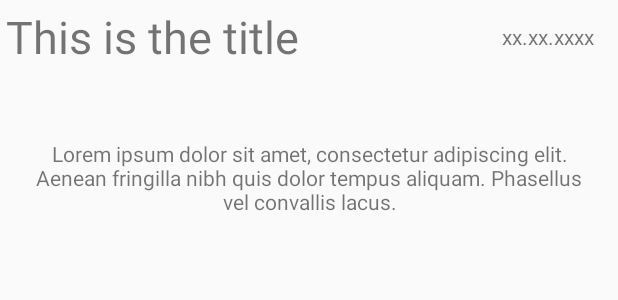
After one commit to MatiCG/SmartConf, an Android app: the layout frag_meetingdesc_layout.xml on its own in the app's theme, with its tools: preview values and no code run, on a phone screen of 412 x 824 dp. The commit adds this screen. Shown: the top 300 px of the screen. Run offline under Robolectric (Android 15) with nearby library versions, the phone set to English and light mode, and no system bars.

Commit message:
[ADD] handle click list meeting creating description meetging screen

```diff
--- a/App-SmartConf/app/src/main/java/epitech/eip/smartconf/Fragments/HomeFragment.kt
+++ b/App-SmartConf/app/src/main/java/epitech/eip/smartconf/Fragments/HomeFragment.kt
@@ -15,6 +15,6 @@ class HomeFragment: BaseFragment() {
         super.onViewCreated(view, savedInstanceState)
 
         list.layoutManager = LinearLayoutManager(context)
-        list.adapter = HomeAdapter(listOf<String>("Test1", "Test2", "Test3"))
+        list.adapter = HomeAdapter(listOf<String>("Test1", "Test2", "Test3"), this)
     }
 }
--- a/App-SmartConf/app/src/main/java/epitech/eip/smartconf/MainActivity.kt
+++ b/App-SmartConf/app/src/main/java/epitech/eip/smartconf/MainActivity.kt
@@ -1,6 +1,5 @@
 package epitech.eip.smartconf
 
-import androidx.appcompat.app.AppCompatActivity
 import android.os.Bundle
 import android.view.MenuItem
 import com.google.android.material.bottomnavigation.BottomNavigationView
--- /dev/null
+++ b/App-SmartConf/app/src/main/res/layout/frag_meetingdesc_layout.xml
@@ -0,0 +1,52 @@
+<?xml version="1.0" encoding="utf-8"?>
+<androidx.constraintlayout.widget.ConstraintLayout
+    xmlns:android="http://schemas.android.com/apk/res/android"
+    xmlns:app="http://schemas.android.com/apk/res-auto"
+    xmlns:tools="http://schemas.android.com/tools"
+    android:layout_width="match_parent"
+    android:layout_height="match_parent">
+
+    <TextView
+        android:id="@+id/meeting_title2"
+        android:layout_width="wrap_content"
+        android:layout_height="wrap_content"
+        android:layout_margin="4dp"
+        android:text="This is the title"
+        android:textSize="30sp"
+        app:layout_constraintStart_toStartOf="parent"
+        app:layout_constraintTop_toTopOf="parent" />
+
+    <TextView
+        android:id="@+id/textView3"
+        android:layout_width="wrap_content"
+        android:layout_height="wrap_content"
+        android:layout_marginEnd="16dp"
+        android:text="xx.xx.xxxx"
+        app:layout_constraintBottom_toBottomOf="@+id/meeting_title2"
+        app:layout_constraintEnd_toEndOf="parent"
+        app:layout_constraintTop_toTopOf="@+id/meeting_title2" />
+
+    <TextView
+        android:id="@+id/meeting_desc2"
+        android:layout_width="wrap_content"
+        android:layout_height="wrap_content"
+        android:layout_marginTop="32dp"
+        android:gravity="center_vertical|center_horizontal"
+        android:padding="16dp"
+        android:text="Lorem ipsum dolor sit amet, consectetur adipiscing elit. Aenean fringilla nibh quis dolor tempus aliquam. Phasellus vel convallis lacus."
+        app:layout_constraintEnd_toEndOf="parent"
+        app:layout_constraintStart_toStartOf="parent"
+        app:layout_constraintTop_toBottomOf="@+id/meeting_title2" />
+
+    <FrameLayout
+        android:id="@+id/frag_content"
+        android:layout_width="0dp"
+        android:layout_height="0dp"
+        app:layout_constraintBottom_toBottomOf="parent"
+        app:layout_constraintEnd_toEndOf="parent"
+        app:layout_constraintStart_toStartOf="parent"
+        app:layout_constraintTop_toBottomOf="@+id/meeting_desc2">
+
+    </FrameLayout>
+
+</androidx.constraintlayout.widget.ConstraintLayout>
--- a/App-SmartConf/app/src/main/res/layout/recy_items_layout.xml
+++ b/App-SmartConf/app/src/main/res/layout/recy_items_layout.xml
@@ -45,12 +45,11 @@
             app:layout_constraintBottom_toTopOf="@id/imagebtn"
             android:gravity="center_vertical|center_horizontal" />
 
-        <androidx.appcompat.widget.AppCompatImageButton
+        <ImageView
             android:id="@+id/imagebtn"
             android:layout_width="wrap_content"
             android:layout_height="wrap_content"
             android:src="@drawable/ic_arrow_down"
-            android:background="@null"
             app:layout_constraintStart_toStartOf="parent"
             app:layout_constraintEnd_toEndOf="parent"
             app:layout_constraintBottom_toBottomOf="parent" />
```
Also changed, not shown: App-SmartConf/app/src/main/java/epitech/eip/smartconf/Adapters/HomeAdapter.kt (+9 -1 lines), App-SmartConf/app/src/main/java/epitech/eip/smartconf/BaseClass/BaseFragment.kt (+7 -0 lines), App-SmartConf/app/src/main/java/epitech/eip/smartconf/Fragments/MeetingDescFragment.kt (added, +18 -0 lines), App-SmartConf/app/src/main/res/layout/fragelem_synthese_layout.xml (added, +9 -0 lines).
